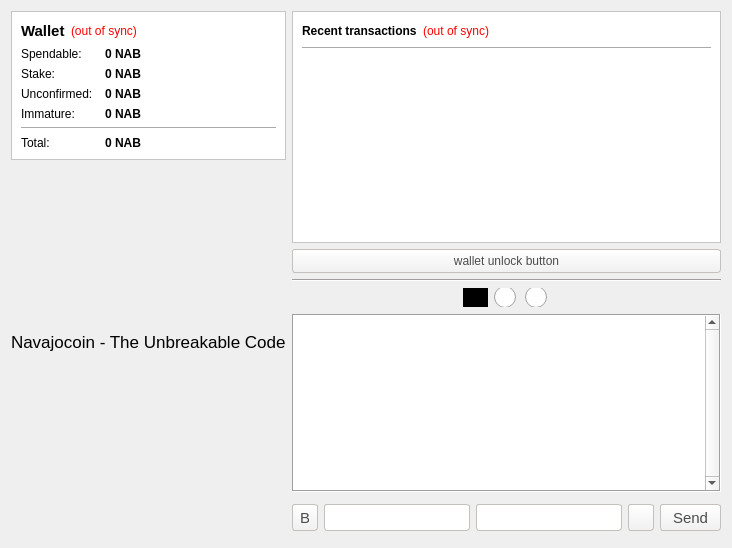
Before: the Qt Designer form src/qt/forms/overviewpage.ui in pakage/navajocoin, drawn with Qt 5.
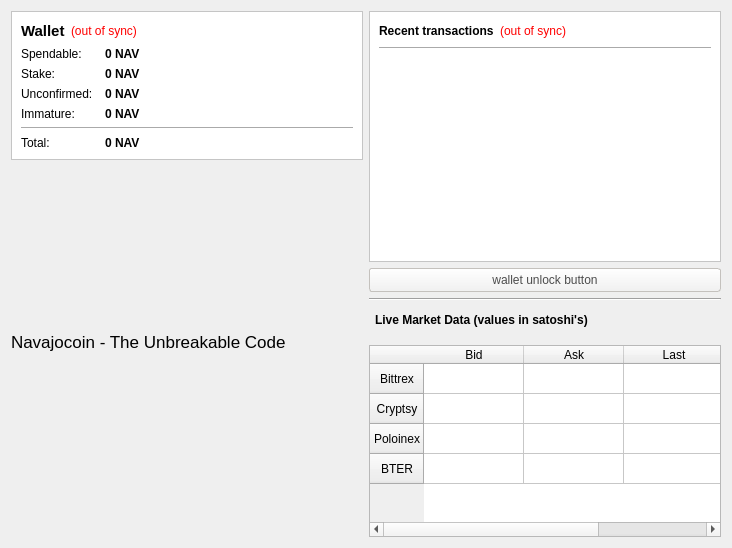
After: the same form once the commit is applied. Icons and pictures are not drawn.

Commit message: chat & ticker features merged

Diff of the .ui file:
```diff
--- a/src/qt/forms/overviewpage.ui
+++ b/src/qt/forms/overviewpage.ui
@@ -114,7 +114,7 @@
              <string>Your current spendable balance</string>
             </property>
             <property name="text">
-             <string notr="true">0 NAB</string>
+             <string notr="true">0 NAV</string>
             </property>
             <property name="textInteractionFlags">
              <set>Qt::LinksAccessibleByMouse|Qt::TextSelectableByKeyboard|Qt::TextSelectableByMouse</set>
@@ -143,7 +143,7 @@
              <string>Total of coins that was staked, and do not yet count toward the current balance</string>
             </property>
             <property name="text">
-             <string notr="true">0 NAB</string>
+             <string notr="true">0 NAV</string>
             </property>
             <property name="textInteractionFlags">
              <set>Qt::LinksAccessibleByMouse|Qt::TextSelectableByKeyboard|Qt::TextSelectableByMouse</set>
@@ -172,7 +172,7 @@
              <string>Total of transactions that have yet to be confirmed, and do not yet count toward the current balance</string>
             </property>
             <property name="text">
-             <string notr="true">0 NAB</string>
+             <string notr="true">0 NAV</string>
             </property>
             <property name="textInteractionFlags">
              <set>Qt::LinksAccessibleByMouse|Qt::TextSelectableByKeyboard|Qt::TextSelectableByMouse</set>
@@ -198,7 +198,7 @@
              <string>Mined balance that has not yet matured</string>
             </property>
             <property name="text">
-             <string notr="true">0 NAB</string>
+             <string notr="true">0 NAV</string>
             </property>
             <property name="textInteractionFlags">
              <set>Qt::LinksAccessibleByMouse|Qt::TextSelectableByKeyboard|Qt::TextSelectableByMouse</set>
@@ -207,9 +207,6 @@
           </item>
           <item row="4" column="0" colspan="2">
            <widget class="Line" name="line">
-            <property name="autoFillBackground">
-             <bool>false</bool>
-            </property>
             <property name="orientation">
              <enum>Qt::Horizontal</enum>
             </property>
@@ -237,7 +234,7 @@
              <string>Your current total balance</string>
             </property>
             <property name="text">
-             <string notr="true">0 NAB</string>
+             <string notr="true">0 NAV</string>
             </property>
             <property name="textInteractionFlags">
              <set>Qt::LinksAccessibleByMouse|Qt::TextSelectableByKeyboard|Qt::TextSelectableByMouse</set>
@@ -483,6 +480,35 @@
        </property>
       </widget>
      </item>
+     <item>
+      <layout class="QHBoxLayout" name="horizontalLayout_7">
+       <property name="leftMargin">
+        <number>6</number>
+       </property>
+       <property name="topMargin">
+        <number>6</number>
+       </property>
+       <property name="rightMargin">
+        <number>6</number>
+       </property>
+       <property name="bottomMargin">
+        <number>0</number>
+       </property>
+       <item>
+        <widget class="QLabel" name="label_7">
+         <property name="font">
+          <font>
+           <weight>75</weight>
+           <bold>true</bold>
+          </font>
+         </property>
+         <property name="text">
+          <string>Live Market Data (values in satoshi's)</string>
+         </property>
+        </widget>
+       </item>
+      </layout>
+     </item>
      <item>
       <layout class="QVBoxLayout" name="verticalLayout_7">
        <property name="spacing">
@@ -500,280 +526,6 @@
        <property name="bottomMargin">
         <number>0</number>
        </property>
-       <item>
-        <layout class="QHBoxLayout" name="horizontalLayout_6">
-         <property name="spacing">
-          <number>6</number>
-         </property>
-         <property name="leftMargin">
-          <number>0</number>
-         </property>
-         <property name="topMargin">
-          <number>0</number>
-         </property>
-         <property name="rightMargin">
-          <number>0</number>
-         </property>
-         <property name="bottomMargin">
-          <number>0</number>
-         </property>
-         <item>
-          <spacer name="horizontalSpacer_3">
-           <property name="orientation">
-            <enum>Qt::Horizontal</enum>
-           </property>
-           <property name="sizeHint" stdset="0">
-            <size>
-             <width>40</width>
-             <height>20</height>
-            </size>
-           </property>
-          </spacer>
-         </item>
-         <item>
-          <widget class="QRadioButton" name="rbLang_en">
-           <property name="minimumSize">
-            <size>
-             <width>25</width>
-             <height>19</height>
-            </size>
-           </property>
-           <property name="maximumSize">
-            <size>
-             <width>25</width>
-             <height>19</height>
-            </size>
-           </property>
-           <property name="styleSheet">
-            <string notr="true">QRadioButton::indicator {
-	subcontrol-position: top center;
-	image: url(:/icons/flag_en);
- }
-
- QRadioButton::indicator::unchecked {
-	width: 22px;
-	height: 16px;
- }
-
- QRadioButton::indicator:unchecked:hover {
-	background-color: blue;
-	width: 25px;
-	height: 19px;
- }
-
- QRadioButton::indicator:unchecked:pressed {
-	background-color: blue;
-	width: 25px;
-	height: 19px;
- }
-
- QRadioButton::indicator::checked {
-	background-color: black;
-	width: 25px;
-	height: 19px;
- }
-
- QRadioButton::indicator:checked:hover {
-	background-color: blue;
-	width: 25px;
-	height: 19px;
- }
-
- QRadioButton::indicator:checked:pressed {
-	background-color: blue;
-	width: 25px;
-	height: 19px;
- }</string>
-           </property>
-           <property name="text">
-            <string/>
-           </property>
-           <property name="checked">
-            <bool>true</bool>
-           </property>
-          </widget>
-         </item>
-         <item>
-          <widget class="QRadioButton" name="rbLang_ru">
-           <property name="minimumSize">
-            <size>
-             <width>25</width>
-             <height>19</height>
-            </size>
-           </property>
-           <property name="maximumSize">
-            <size>
-             <width>25</width>
-             <height>19</height>
-            </size>
-           </property>
-           <property name="styleSheet">
-            <string notr="true">QRadioButton::indicator {
-	subcontrol-position: top center;
-	image: url(:/icons/flag_ru);
- }
-
- QRadioButton::indicator::unchecked {
-	width: 22px;
-	height: 16px;
- }
-
- QRadioButton::indicator:unchecked:hover {
-	background-color: blue;
-	width: 25px;
-	height: 19px;
- }
-
- QRadioButton::indicator:unchecked:pressed {
-	background-color: blue;
-	width: 25px;
-	height: 19px;
- }
-
- QRadioButton::indicator::checked {
-	background-color: black;
-	width: 25px;
-	height: 19px;
- }
-
- QRadioButton::indicator:checked:hover {
-	background-color: blue;
-	width: 25px;
-	height: 19px;
- }
-
- QRadioButton::indicator:checked:pressed {
-	background-color: blue;
-	width: 25px;
-	height: 19px;
- }</string>
-           </property>
-           <property name="text">
-            <string/>
-           </property>
-           <property name="checkable">
-            <bool>true</bool>
-           </property>
-           <property name="checked">
-            <bool>false</bool>
-           </property>
-          </widget>
-         </item>
-         <item>
-          <widget class="QRadioButton" name="rbLang_cn">
-           <property name="minimumSize">
-            <size>
-             <width>25</width>
-             <height>19</height>
-            </size>
-           </property>
-           <property name="maximumSize">
-            <size>
-             <width>25</width>
-             <height>19</height>
-            </size>
-           </property>
-           <property name="styleSheet">
-            <string notr="true">QRadioButton::indicator {
-	subcontrol-position: top center;
-	image: url(:/icons/flag_cn);
- }
-
- QRadioButton::indicator::unchecked {
-	width: 22px;
-	height: 16px;
- }
-
- QRadioButton::indicator:unchecked:hover {
-	background-color: blue;
-	width: 25px;
-	height: 19px;
- }
-
- QRadioButton::indicator:unchecked:pressed {
-	background-color: blue;
-	width: 25px;
-	height: 19px;
- }
-
- QRadioButton::indicator::checked {
-	background-color: black;
-	width: 25px;
-	height: 19px;
- }
-
- QRadioButton::indicator:checked:hover {
-	background-color: blue;
-	width: 25px;
-	height: 19px;
- }
-
- QRadioButton::indicator:checked:pressed {
-	background-color: blue;
-	width: 25px;
-	height: 19px;
- }</string>
-           </property>
-           <property name="text">
-            <string/>
-           </property>
-          </widget>
-         </item>
-         <item>
-          <spacer name="horizontalSpacer_7">
-           <property name="orientation">
-            <enum>Qt::Horizontal</enum>
-           </property>
-           <property name="sizeHint" stdset="0">
-            <size>
-             <width>40</width>
-             <height>20</height>
-            </size>
-           </property>
-          </spacer>
-         </item>
-        </layout>
-       </item>
-       <item>
-        <layout class="QHBoxLayout" name="horizontalLayout_8">
-         <property name="leftMargin">
-          <number>0</number>
-         </property>
-         <property name="topMargin">
-          <number>6</number>
-         </property>
-         <property name="rightMargin">
-          <number>0</number>
-         </property>
-         <property name="bottomMargin">
-          <number>6</number>
-         </property>
-         <item>
-          <widget class="QTextEdit" name="txtChat">
-           <property name="font">
-            <font>
-             <pointsize>10</pointsize>
-            </font>
-           </property>
-           <property name="styleSheet">
-            <string notr="true"/>
-           </property>
-           <property name="frameShape">
-            <enum>QFrame::Box</enum>
-           </property>
-           <property name="verticalScrollBarPolicy">
-            <enum>Qt::ScrollBarAlwaysOn</enum>
-           </property>
-           <property name="horizontalScrollBarPolicy">
-            <enum>Qt::ScrollBarAlwaysOff</enum>
-           </property>
-           <property name="textInteractionFlags">
-            <set>Qt::TextSelectableByKeyboard|Qt::TextSelectableByMouse</set>
-           </property>
-          </widget>
-         </item>
-        </layout>
-       </item>
        <item>
         <layout class="QHBoxLayout" name="horizontalLayout_5">
          <property name="spacing">
@@ -791,162 +543,164 @@
          <property name="bottomMargin">
           <number>6</number>
          </property>
+        </layout>
+       </item>
+       <item>
+        <layout class="QHBoxLayout" name="horizontalLayout_8">
          <item>
-          <widget class="QPushButton" name="btnBold">
-           <property name="maximumSize">
-            <size>
-             <width>32</width>
-             <height>27</height>
-            </size>
-           </property>
-           <property name="font">
-            <font>
-             <pointsize>11</pointsize>
-             <weight>50</weight>
-             <bold>false</bold>
-            </font>
-           </property>
-           <property name="toolTip">
-            <string notr="true">&lt;html&gt;&lt;head/&gt;&lt;body&gt;&lt;p&gt;&lt;span style=&quot; font-weight:600;&quot;&gt;10 CHAT&lt;/span&gt;&lt;/p&gt;&lt;/body&gt;&lt;/html&gt;</string>
+          <widget class="QTableWidget" name="marketTableWidget">
+           <property name="sizePolicy">
+            <sizepolicy hsizetype="Minimum" vsizetype="Minimum">
+             <horstretch>0</horstretch>
+             <verstretch>0</verstretch>
+            </sizepolicy>
            </property>
            <property name="styleSheet">
-            <string notr="true">background-color: qlineargradient(spread:pad, x1:0, y1:1, x2:0, y2:0, stop:0 rgb(240,240,240), stop:1 rgb(255, 255, 255));
-border-radius:3px;
-border: 1px solid #C4C1BD;
-color: #4C4C4C;
-padding: 4px 8px;
-margin: 0px 6px 0px 0px;</string>
-           </property>
-           <property name="text">
-            <string>B</string>
-           </property>
-           <property name="shortcut">
             <string notr="true"/>
            </property>
-           <property name="checkable">
-            <bool>true</bool>
-           </property>
-          </widget>
-         </item>
-         <item>
-          <widget class="QLineEdit" name="txtChatNick">
-           <property name="maximumSize">
-            <size>
-             <width>999</width>
-             <height>27</height>
-            </size>
-           </property>
-           <property name="font">
-            <font>
-             <pointsize>11</pointsize>
-             <weight>50</weight>
-             <bold>false</bold>
-            </font>
-           </property>
-           <property name="styleSheet">
-            <string notr="true">background-color: rgb(255,255,255);
-border-radius:3px;
-border: 1px solid #C4C1BD;
-color: #4C4C4C;
-padding: 4px;
-margin: 0px 6px 0px 0px;</string>
-           </property>
-           <property name="inputMask">
-            <string/>
-           </property>
-           <property name="text">
-            <string/>
-           </property>
-           <property name="maxLength">
-            <number>20</number>
-           </property>
-          </widget>
-         </item>
-         <item>
-          <widget class="QLineEdit" name="txtChatMsg">
-           <property name="maximumSize">
-            <size>
-             <width>999</width>
-             <height>27</height>
-            </size>
-           </property>
-           <property name="font">
-            <font>
-             <pointsize>11</pointsize>
-            </font>
-           </property>
-           <property name="styleSheet">
-            <string notr="true">background-color: rgb(255,255,255);
-border-radius:3px;
-border: 1px solid #C4C1BD;
-color: #4C4C4C;
-padding: 4px;
-margin: 0px 6px 0px 0px;</string>
-           </property>
-           <property name="text">
-            <string/>
-           </property>
-           <property name="maxLength">
-            <number>140</number>
-           </property>
-          </widget>
-         </item>
-         <item>
-          <widget class="QPushButton" name="btnSmiley">
-           <property name="maximumSize">
-            <size>
-             <width>32</width>
-             <height>27</height>
-            </size>
-           </property>
-           <property name="font">
-            <font>
-             <pointsize>10</pointsize>
-            </font>
-           </property>
-           <property name="toolTip">
-            <string>List of emoticons</string>
-           </property>
-           <property name="styleSheet">
-            <string notr="true">background-color: qlineargradient(spread:pad, x1:0, y1:1, x2:0, y2:0, stop:0 rgb(240,240,240), stop:1 rgb(255, 255, 255));
-border-radius:3px;
-border: 1px solid #C4C1BD;
-color: #4C4C4C;
-padding: 4px 8px;
-margin: 0px 6px 0px 0px;</string>
-           </property>
-           <property name="icon">
-            <iconset resource="../bitcoin.qrc">
-             <normaloff>:/icons/smiley-button</normaloff>:/icons/smiley-button</iconset>
-           </property>
-          </widget>
-         </item>
-         <item>
-          <widget class="QPushButton" name="btnChatSend">
-           <property name="maximumSize">
-            <size>
-             <width>70</width>
-             <height>27</height>
-            </size>
-           </property>
-           <property name="font">
-            <font>
-             <pointsize>11</pointsize>
-            </font>
-           </property>
-           <property name="toolTip">
-            <string>1 CHAT</string>
-           </property>
-           <property name="styleSheet">
-            <string notr="true">background-color: qlineargradient(spread:pad, x1:0, y1:1, x2:0, y2:0, stop:0 rgb(240,240,240), stop:1 rgb(255, 255, 255));
-border-radius:3px;
-border: 1px solid #C4C1BD;
-color: #4C4C4C;
-padding: 4px 12px;</string>
-           </property>
-           <property name="text">
-            <string>Send</string>
-           </property>
+           <row>
+            <property name="text">
+             <string>Bittrex</string>
+            </property>
+            <property name="textAlignment">
+             <set>AlignHCenter|AlignVCenter|AlignCenter</set>
+            </property>
+           </row>
+           <row>
+            <property name="text">
+             <string>Cryptsy</string>
+            </property>
+            <property name="textAlignment">
+             <set>AlignHCenter|AlignVCenter|AlignCenter</set>
+            </property>
+           </row>
+           <row>
+            <property name="text">
+             <string>Poloinex</string>
+            </property>
+            <property name="textAlignment">
+             <set>AlignHCenter|AlignVCenter|AlignCenter</set>
+            </property>
+           </row>
+           <row>
+            <property name="text">
+             <string>BTER</string>
+            </property>
+            <property name="textAlignment">
+             <set>AlignHCenter|AlignVCenter|AlignCenter</set>
+            </property>
+           </row>
+           <column>
+            <property name="text">
+             <string>Bid</string>
+            </property>
+            <property name="textAlignment">
+             <set>AlignHCenter|AlignVCenter|AlignCenter</set>
+            </property>
+           </column>
+           <column>
+            <property name="text">
+             <string>Ask</string>
+            </property>
+            <property name="textAlignment">
+             <set>AlignHCenter|AlignVCenter|AlignCenter</set>
+            </property>
+           </column>
+           <column>
+            <property name="text">
+             <string>Last</string>
+            </property>
+            <property name="textAlignment">
+             <set>AlignHCenter|AlignVCenter|AlignCenter</set>
+            </property>
+           </column>
+           <item row="0" column="0">
+            <property name="text">
+             <string/>
+            </property>
+            <property name="textAlignment">
+             <set>AlignHCenter|AlignVCenter|AlignCenter</set>
+            </property>
+           </item>
+           <item row="0" column="1">
+            <property name="text">
+             <string/>
+            </property>
+            <property name="textAlignment">
+             <set>AlignHCenter|AlignVCenter|AlignCenter</set>
+            </property>
+           </item>
+           <item row="0" column="2">
+            <property name="text">
+             <string/>
+            </property>
+            <property name="textAlignment">
+             <set>AlignHCenter|AlignVCenter|AlignCenter</set>
+            </property>
+           </item>
+           <item row="1" column="0">
+            <property name="text">
+             <string/>
+            </property>
+            <property name="textAlignment">
+             <set>AlignHCenter|AlignVCenter|AlignCenter</set>
+            </property>
+           </item>
+           <item row="1" column="1">
+            <property name="text">
+             <string/>
+            </property>
+            <property name="textAlignment">
+             <set>AlignHCenter|AlignVCenter|AlignCenter</set>
+            </property>
+           </item>
+           <item row="1" column="2">
+            <property name="text">
+             <string/>
+            </property>
+            <property name="textAlignment">
+             <set>AlignHCenter|AlignVCenter|AlignCenter</set>
+            </property>
+           </item>
+           <item row="2" column="0">
+            <property name="text">
+             <string/>
+            </property>
+            <property name="textAlignment">
+             <set>AlignHCenter|AlignVCenter|AlignCenter</set>
+            </property>
+           </item>
+           <item row="2" column="1">
+            <property name="text">
+             <string/>
+            </property>
+            <property name="textAlignment">
+             <set>AlignHCenter|AlignVCenter|AlignCenter</set>
+            </property>
+           </item>
+           <item row="2" column="2">
+            <property name="text">
+             <string/>
+            </property>
+            <property name="textAlignment">
+             <set>AlignHCenter|AlignVCenter|AlignCenter</set>
+            </property>
+           </item>
+           <item row="3" column="0">
+            <property name="textAlignment">
+             <set>AlignHCenter|AlignVCenter|AlignCenter</set>
+            </property>
+           </item>
+           <item row="3" column="1">
+            <property name="textAlignment">
+             <set>AlignHCenter|AlignVCenter|AlignCenter</set>
+            </property>
+           </item>
+           <item row="3" column="2">
+            <property name="textAlignment">
+             <set>AlignHCenter|AlignVCenter|AlignCenter</set>
+            </property>
+           </item>
           </widget>
          </item>
         </layout>
```
Left out of the diff: 4 changed lines with no effect on the pictures. The commit also changes 173 other files.
